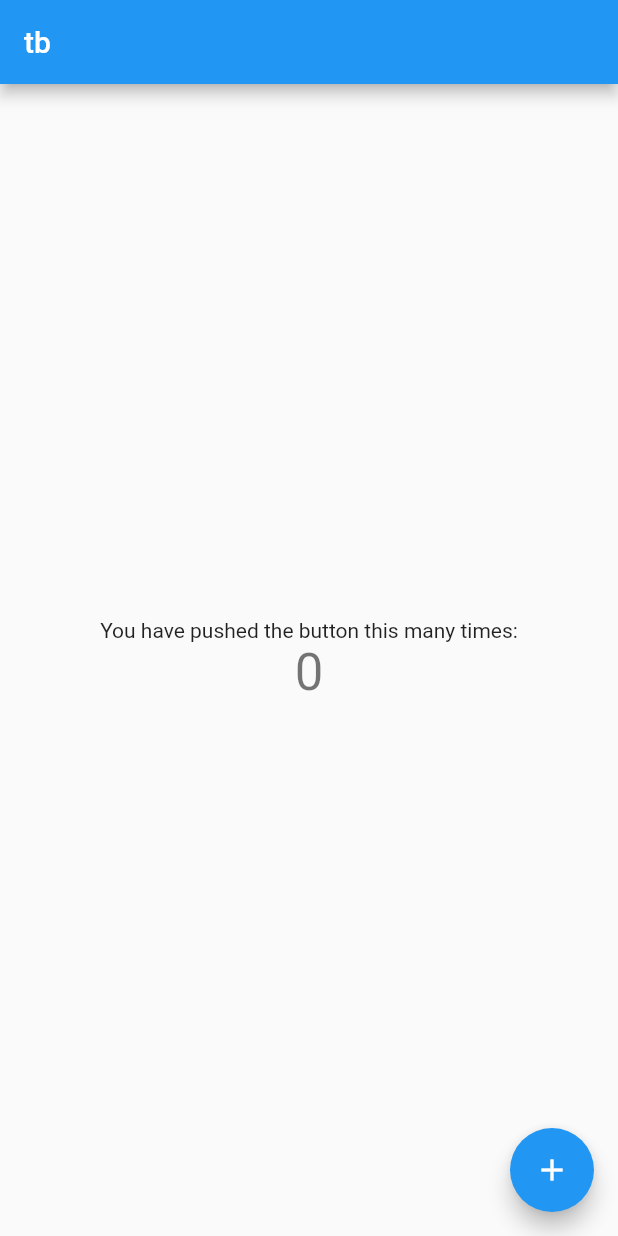
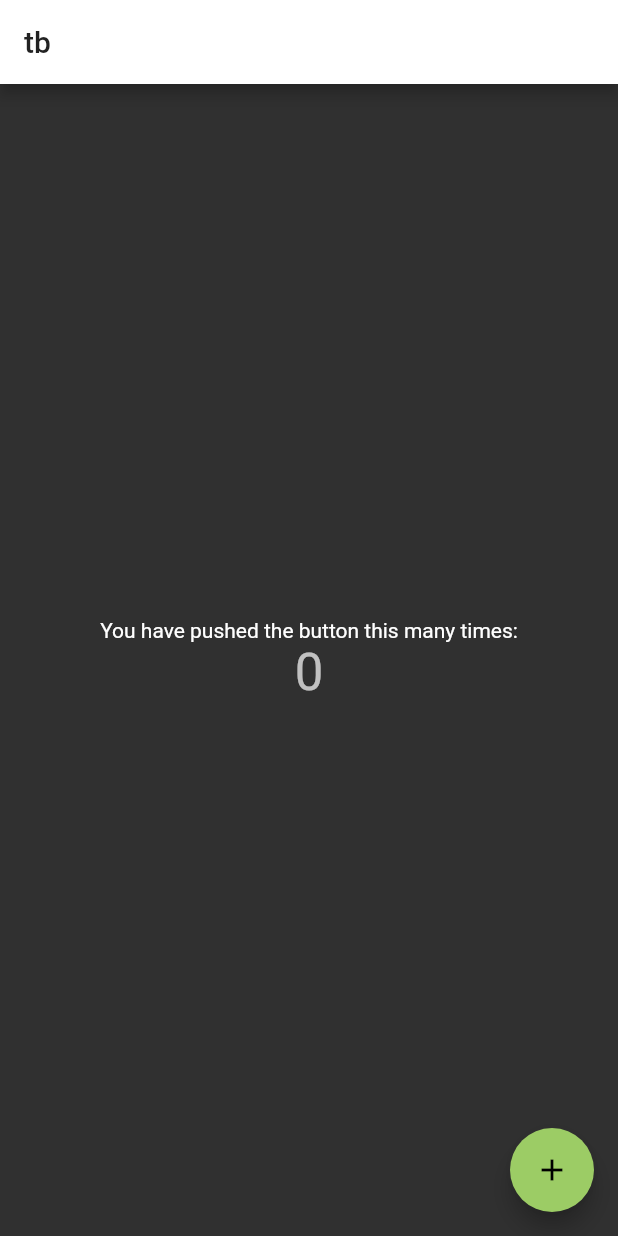
Before and after one commit to adwd/tb, a Flutter app: the screen it shows after launch, on a phone screen of 412 x 824 dp. Run offline on Flutter 3.47's test engine with Material 2 defaults, Android fonts, the phone set to English and light mode, and no system bars.

Commit message:
change theme

```diff
--- a/flutter_app/lib/main.dart
+++ b/flutter_app/lib/main.dart
@@ -3,22 +3,14 @@ import 'package:flutter/material.dart';
 void main() => runApp(MyApp());
 
 class MyApp extends StatelessWidget {
-  // This widget is the root of your application.
   @override
   Widget build(BuildContext context) {
     return MaterialApp(
       title: 'tb',
-      theme: ThemeData(
-        // This is the theme of your application.
-        //
-        // Try running your application with "flutter run". You'll see the
-        // application has a blue toolbar. Then, without quitting the app, try
-        // changing the primarySwatch below to Colors.green and then invoke
-        // "hot reload" (press "r" in the console where you ran "flutter run",
-        // or simply save your changes to "hot reload" in a Flutter IDE).
-        // Notice that the counter didn't reset back to zero; the application
-        // is not restarted.
-        primarySwatch: Colors.blue,
+      theme: new ThemeData(
+        brightness: Brightness.dark,
+        primaryColor: Colors.white,
+        accentColor: Colors.lightGreen[400],
       ),
       home: MyHomePage(title: 'tb'),
     );
@@ -27,15 +19,6 @@ class MyApp extends StatelessWidget {
 
 class MyHomePage extends StatefulWidget {
   MyHomePage({Key key, this.title}) : super(key: key);
-
-  // This widget is the home page of your application. It is stateful, meaning
-  // that it has a State object (defined below) that contains fields that affect
-  // how it looks.
-
-  // This class is the configuration for the state. It holds the values (in this
-  // case the title) provided by the parent (in this case the App widget) and
-  // used by the build method of the State. Fields in a Widget subclass are
-  // always marked "final".
 
   final String title;
 
@@ -48,47 +31,18 @@ class _MyHomePageState extends State<MyHomePage> {
 
   void _incrementCounter() {
     setState(() {
-      // This call to setState tells the Flutter framework that something has
-      // changed in this State, which causes it to rerun the build method below
-      // so that the display can reflect the updated values. If we changed
-      // _counter without calling setState(), then the build method would not be
-      // called again, and so nothing would appear to happen.
       _counter++;
     });
   }
 
   @override
   Widget build(BuildContext context) {
-    // This method is rerun every time setState is called, for instance as done
-    // by the _incrementCounter method above.
-    //
-    // The Flutter framework has been optimized to make rerunning build methods
-    // fast, so that you can just rebuild anything that needs updating rather
-    // than having to individually change instances of widgets.
     return Scaffold(
       appBar: AppBar(
-        // Here we take the value from the MyHomePage object that was created by
-        // the App.build method, and use it to set our appbar title.
         title: Text(widget.title),
       ),
       body: Center(
-        // Center is a layout widget. It takes a single child and positions it
-        // in the middle of the parent.
         child: Column(
-          // Column is also a layout widget. It takes a list of children and
-          // arranges them vertically. By default, it sizes itself to fit its
-          // children horizontally, and tries to be as tall as its parent.
-          //
-          // Invoke "debug painting" (press "p" in the console, choose the
-          // "Toggle Debug Paint" action from the Flutter Inspector in Android
-          // Studio, or the "Toggle Debug Paint" command in Visual Studio Code)
-          // to see the wireframe for each widget.
-          //
-          // Column has various properties to control how it sizes itself and
-          // how it positions its children. Here we use mainAxisAlignment to
-          // center the children vertically; the main axis here is the vertical
-          // axis because Columns are vertical (the cross axis would be
-          // horizontal).
           mainAxisAlignment: MainAxisAlignment.center,
           children: <Widget>[
             Text(
@@ -105,7 +59,7 @@ class _MyHomePageState extends State<MyHomePage> {
         onPressed: _incrementCounter,
         tooltip: 'Increment',
         child: Icon(Icons.add),
-      ), // This trailing comma makes auto-formatting nicer for build methods.
+      ),
     );
   }
 }
```
